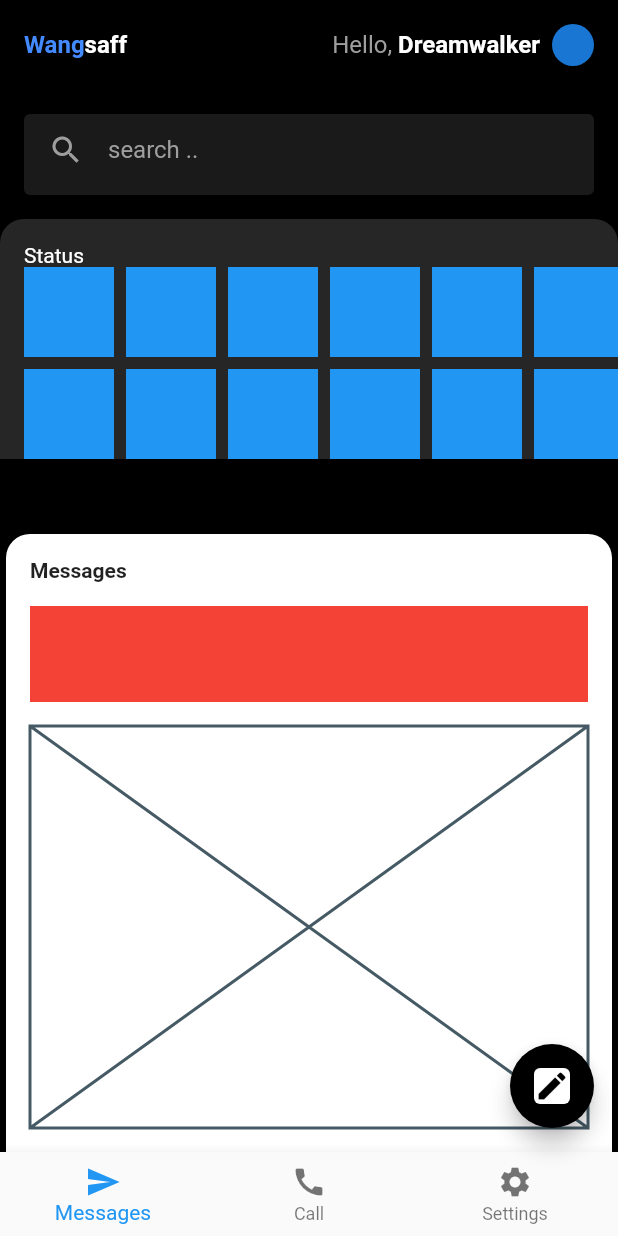
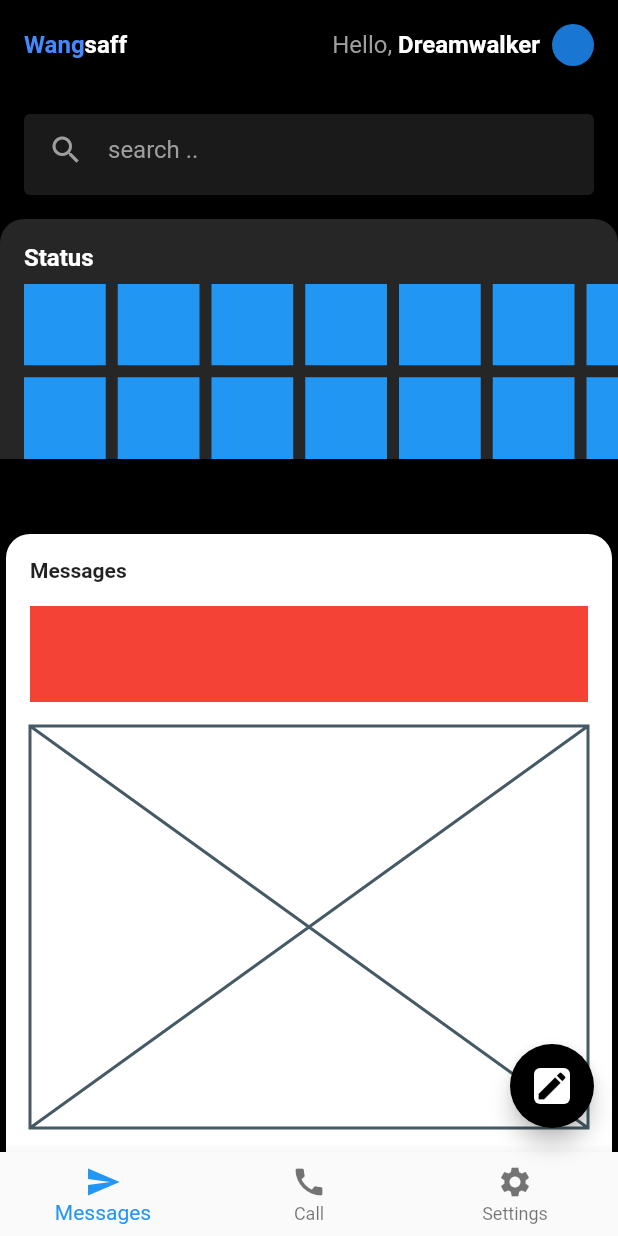
Before and after one commit to JAICHANGPARK/flutter_notebook_19th_story, a Flutter app: the screen it shows after launch, on a phone screen of 412 x 824 dp. Run offline on Flutter 3.47's test engine with Material 2 defaults, Android fonts, the phone set to English and light mode, and no system bars; our stand-ins replace cached_network_image, countup, fl_chart, flutter_riverpod, freezed_annotation, smooth_page_indicator and 1 more.

Commit message:
Update mobile_chat_home_page.dart

```diff
--- a/lib/ep1124_mobile_chat_app/src/ui/mobile_chat_home_page.dart
+++ b/lib/ep1124_mobile_chat_app/src/ui/mobile_chat_home_page.dart
@@ -119,15 +119,25 @@ class _MobileChatHomePageState extends State<MobileChatHomePage> {
                     child: Column(
                       crossAxisAlignment: CrossAxisAlignment.start,
                       children: [
-                        Text("Status", style: TextStyle(
-                          color: Colors.white
-                        ),),
+                        Text(
+                          "Status",
+                          style: TextStyle(
+                            color: Colors.white,
+                            fontSize: 16,
+                            fontWeight: FontWeight.bold,
+                          ),
+                        ),
+                        SizedBox(
+                          height: 8,
+                        ),
                         Expanded(
                             child: GridView.builder(
-                              scrollDirection: Axis.horizontal,
-                                gridDelegate: SliverGridDelegateWithFixedCrossAxisCount(crossAxisCount: 2,
-                                mainAxisSpacing: 8,
-                                crossAxisSpacing: 8),
+                                scrollDirection: Axis.horizontal,
+                                gridDelegate: SliverGridDelegateWithFixedCrossAxisCount(
+                                  crossAxisCount: 2,
+                                  mainAxisSpacing: 8,
+                                  crossAxisSpacing: 8,
+                                ),
                                 itemBuilder: (context, index) {
                                   return Container(
                                     color: Colors.blue,
```
